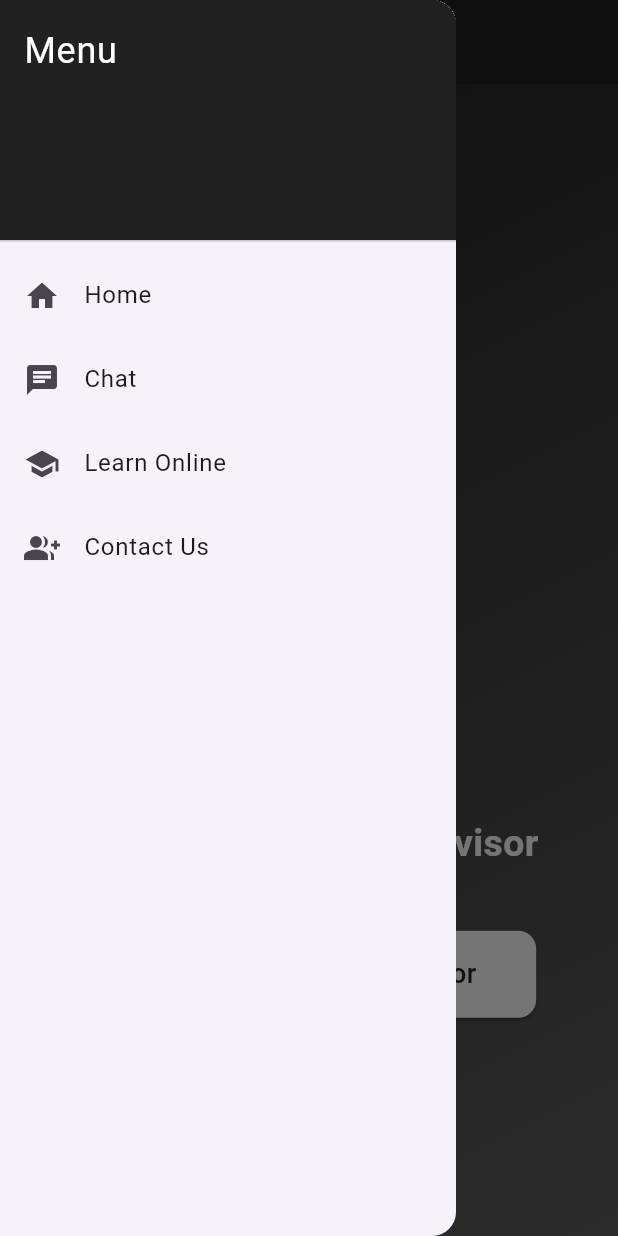
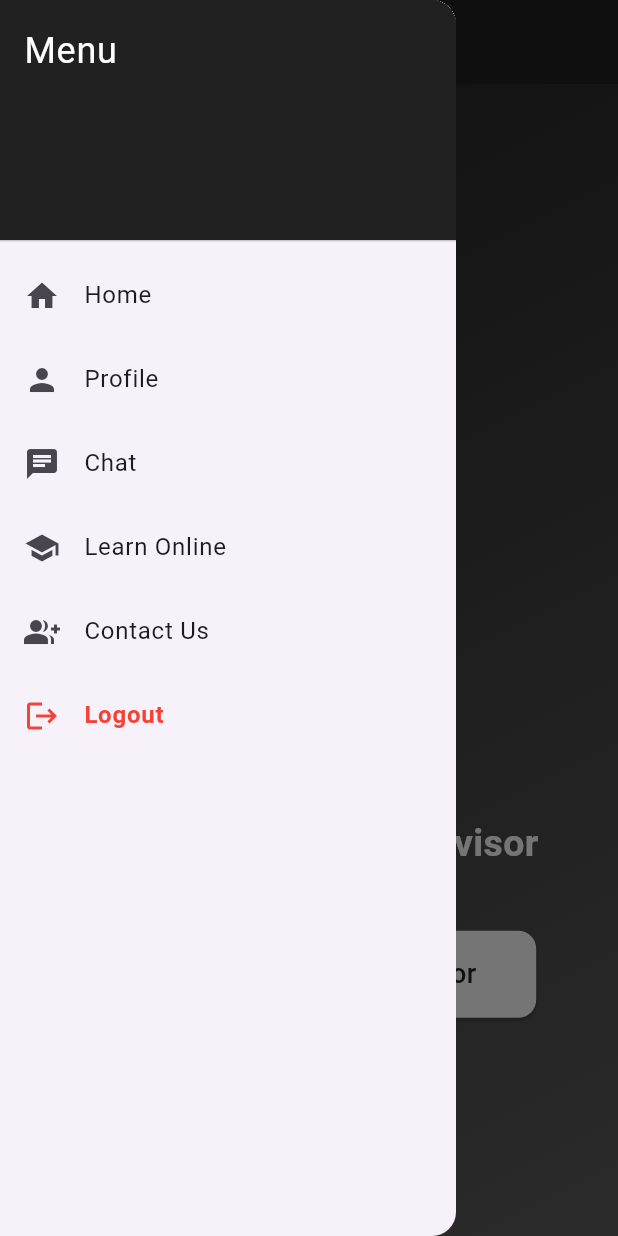
Before and after one commit to Yash-user/Finix.ai, a Flutter app: the screen it shows once a user with an empty profile is signed in, with the side drawer open, on a phone screen of 412 x 824 dp. Run offline on Flutter 3.47's test engine with Material 3 defaults, Android fonts, the phone set to English and light mode, and no system bars; our stand-ins replace firebase_auth, firebase_core, google_sign_in; accounts and stored records are empty.

Commit message:
changes to frontend

```diff
--- a/lib/home_page.dart
+++ b/lib/home_page.dart
@@ -21,57 +21,7 @@ class HomePage extends StatelessWidget {
         backgroundColor: Colors.grey.shade900,
         foregroundColor: Colors.white,
       ),
-      drawer: Drawer(
-        child: ListView(
-          padding: EdgeInsets.zero,
-          children: [
-            DrawerHeader(
-              decoration: BoxDecoration(color: Colors.grey.shade900),
-              child: const Text(
-                'Menu',
-                style: TextStyle(color: Colors.white, fontSize: 24),
-              ),
-            ),
-            ListTile(
-              leading: const Icon(Icons.home),
-              title: const Text('Home'),
-              onTap: () {
-                Navigator.pop(context);
-              },
-            ),
-            ListTile(
-              leading: const Icon(Icons.chat),
-              title: const Text('Chat'),
-              onTap: () {
-                Navigator.push(
-                  context,
-                  MaterialPageRoute(builder: (context) => const ChatPage()),
-                );
-              },
-            ),
-            ListTile(
-              leading: const Icon(Icons.school),
-              title: const Text('Learn Online'),
-              onTap: () {
-                Navigator.push(
-                  context,
-                  MaterialPageRoute(builder: (context) => const EducatePage()),
-                );
-              },
-            ),
-            ListTile(
-              leading: const Icon(Icons.group_add),
-              title: const Text('Contact Us'),
-              onTap: () {
-                Navigator.push(
-                  context,
-                  MaterialPageRoute(builder: (context) => const TeamPage()),
-                );
-              },
-            )
-          ],
-        ),
-      ),
+      drawer: const AppDrawer(),
       body: SingleChildScrollView(
         child: Column(
           children: [
```
